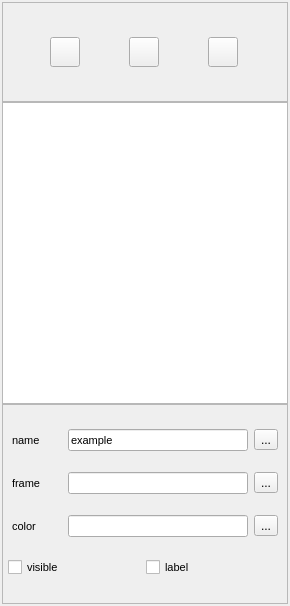
First picture: the form in ui/cloud_editor.ui, repository creeper5820/pcs, before the edit.
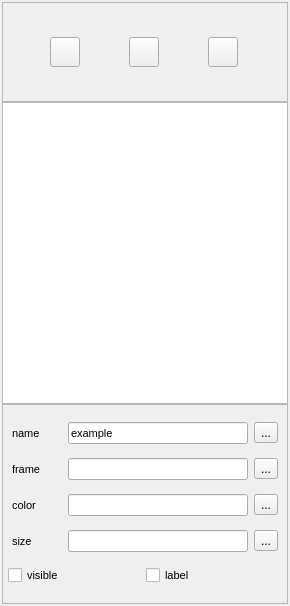
Second picture: the form after the edit.

What changed in the file:
```diff
--- a/ui/cloud_editor.ui
+++ b/ui/cloud_editor.ui
@@ -198,7 +198,7 @@
       </property>
       <item>
        <widget class="QWidget" name="editor" native="true">
-        <layout class="QVBoxLayout" name="verticalLayout_2" stretch="0,0,0,0,0">
+        <layout class="QVBoxLayout" name="verticalLayout_2" stretch="0,0,0,0,0,0">
          <property name="spacing">
           <number>2</number>
          </property>
@@ -366,6 +366,48 @@
            </item>
           </layout>
          </item>
+         <item>
+          <layout class="QHBoxLayout" name="horizontalLayout_6">
+           <property name="spacing">
+            <number>2</number>
+           </property>
+           <item>
+            <widget class="QLabel" name="label_2">
+             <property name="maximumSize">
+              <size>
+               <width>50</width>
+               <height>16777215</height>
+              </size>
+             </property>
+             <property name="font">
+              <font>
+               <pointsize>8</pointsize>
+              </font>
+             </property>
+             <property name="text">
+              <string>size</string>
+             </property>
+            </widget>
+           </item>
+           <item>
+            <widget class="QLineEdit" name="pointSizeEditor">
+             <property name="maximumSize">
+              <size>
+               <width>180</width>
+               <height>16777215</height>
+              </size>
+             </property>
+            </widget>
+           </item>
+           <item>
+            <widget class="QToolButton" name="toolButton_2">
+             <property name="text">
+              <string>...</string>
+             </property>
+            </widget>
+           </item>
+          </layout>
+         </item>
          <item>
           <layout class="QHBoxLayout" name="horizontalLayout_4">
            <property name="spacing">
```
Left out of the diff: 20 changed lines with no effect on the pictures.
